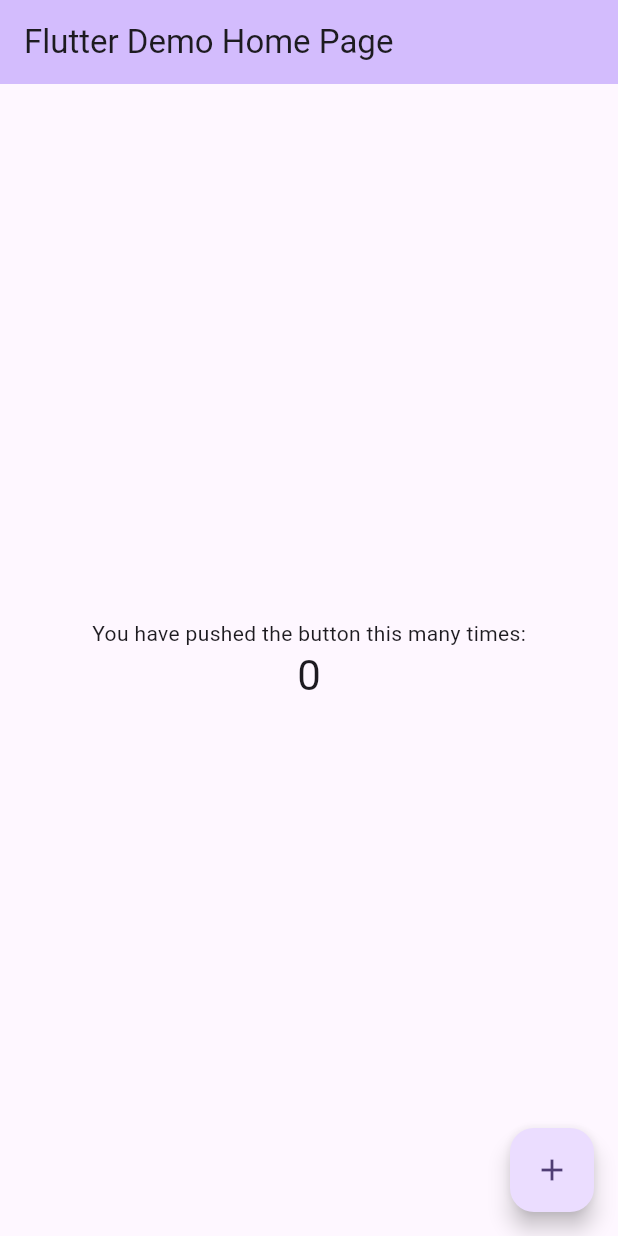
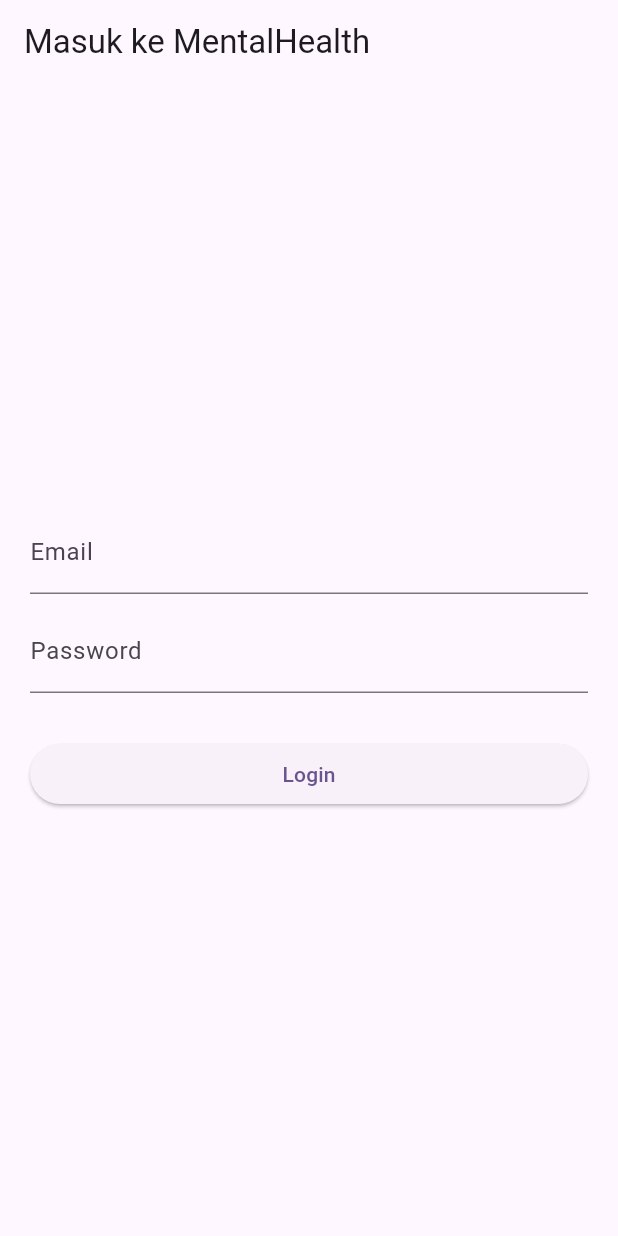
Before and after one commit to Bernhard09/soulvia, a Flutter app: the screen it shows after launch, on a phone screen of 412 x 824 dp. Run offline on Flutter 3.47's test engine with Material 3 defaults, Android fonts, the phone set to English and light mode, and no system bars; our stand-ins replace flutter_riverpod, riverpod_annotation, supabase_flutter; accounts and stored records are empty; generated files the repository leaves out were written again.

Commit message:
add early login logic

```diff
--- /dev/null
+++ b/lib/features/auth/data/auth_repository.dart
@@ -0,0 +1,31 @@
+import 'package:supabase_flutter/supabase_flutter.dart';
+import 'package:riverpod_annotation/riverpod_annotation.dart';
+
+part 'auth_repository.g.dart';
+
+class AuthRepository {
+  final SupabaseClient _supabase;
+  AuthRepository(this._supabase);
+
+  // Fungsi Daftar
+  Future<void> signUp(String email, String password, String username) async {
+    await _supabase.auth.signUp(
+      email: email,
+      password: password,
+      data: {'username': username},
+    );
+  }
+
+  // Fungsi Login
+  Future<void> signIn(String email, String password) async {
+    await _supabase.auth.signInWithPassword(email: email, password: password);
+  }
+
+  // Cek Session
+  Session? get currentSession => _supabase.auth.currentSession;
+}
+
+@riverpod
+AuthRepository authRepository(Ref ref) {
+  return AuthRepository(Supabase.instance.client);
+}
--- /dev/null
+++ b/lib/features/auth/presentation/login_screen.dart
@@ -0,0 +1,83 @@
+import 'package:flutter/material.dart';
+import 'package:flutter_riverpod/flutter_riverpod.dart';
+import 'package:soulvie_app/features/auth/logic/auth_controller.dart';
+
+class LoginScreen extends ConsumerStatefulWidget {
+  const LoginScreen({super.key});
+
+  @override
+  ConsumerState<LoginScreen> createState() => _LoginScreenState();
+}
+
+class _LoginScreenState extends ConsumerState<LoginScreen> {
+  final _emailController = TextEditingController();
+  final _passwordController = TextEditingController();
+
+  @override
+  void dispose() {
+    _emailController.dispose();
+    _passwordController.dispose();
+    super.dispose();
+  }
+
+  @override
+  Widget build(BuildContext context) {
+    // Watch status loading dari controller
+    final authState = ref.watch(authControllerProvider);
+
+    return Scaffold(
+      appBar: AppBar(title: const Text('Masuk ke MentalHealth')),
+      body: Padding(
+        padding: const EdgeInsets.all(20.0),
+        child: Column(
+          mainAxisAlignment: MainAxisAlignment.center,
+          children: [
+            TextField(
+              controller: _emailController,
+              decoration: const InputDecoration(labelText: 'Email'),
+            ),
+            const SizedBox(height: 10),
+            TextField(
+              controller: _passwordController,
+              decoration: const InputDecoration(labelText: 'Password'),
+              obscureText: true,
+            ),
+            const SizedBox(height: 30),
+
+            // Tombol Login dengan status Loading
+            SizedBox(
+              width: double.infinity,
+              child: ElevatedButton(
+                onPressed: authState.isLoading
+                    ? null
+                    : () async {
+                        await ref
+                            .read(authControllerProvider.notifier)
+                            .login(
+                              _emailController.text,
+                              _passwordController.text,
+                            );
+
+                        // Cek jika error, tampilkan Snackbar
+                        if (ref.read(authControllerProvider).hasError) {
+                          ScaffoldMessenger.of(context).showSnackBar(
+                            const SnackBar(
+                              content: Text('Login Gagal! Cek email/password.'),
+                            ),
+                          );
+                        } else {
+                          // Jika sukses, pindah ke Dashboard (nanti kita buat)
+                          print("Login Berhasil!");
+                        }
+                      },
+                child: authState.isLoading
+                    ? const CircularProgressIndicator()
+                    : const Text('Login'),
+              ),
+            ),
+          ],
+        ),
+      ),
+    );
+  }
+}
```
Also changed, not shown: lib/features/auth/logic/auth_controller.dart (added, +17 -0 lines), lib/main.dart (+13 -27 lines), pubspec.yaml (+9 -0 lines), lib/core/providers/supabase_provider.dart (added), lib/features/auth/data/auth_repository.g.dart (added), lib/features/auth/logic/auth_controller.g.dart (added), pubspec.lock, 5 other files.
